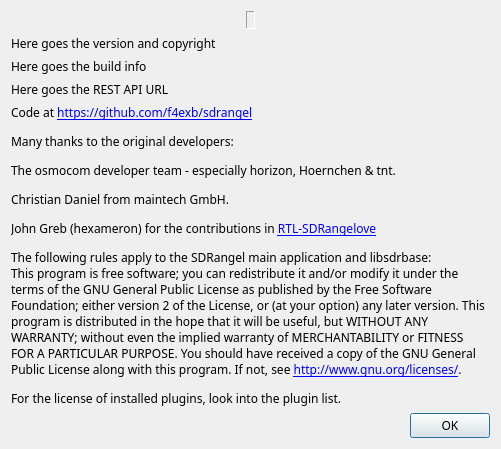
Before: the Qt Designer form sdrgui/gui/aboutdialog.ui in f4exb/sdrangel, drawn with Qt 5.
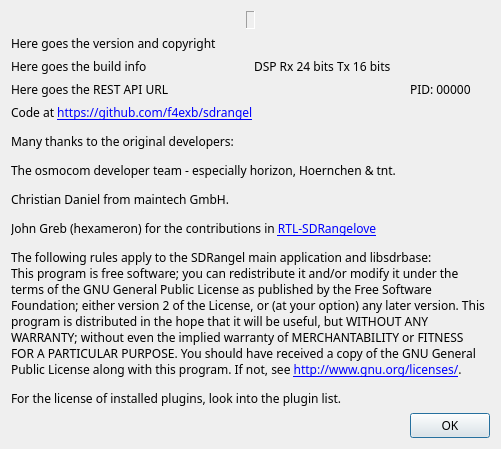
After: the same form once the commit is applied. Icons and pictures are not drawn.

What changed in the file:
```diff
--- a/sdrgui/gui/aboutdialog.ui
+++ b/sdrgui/gui/aboutdialog.ui
@@ -89,6 +89,8 @@
     </widget>
    </item>
    <item>
+    <layout class="QHBoxLayout" name="buildLayout">
+     <item>
     <widget class="QLabel" name="build">
      <property name="text">
       <string>Here goes the build info</string>
@@ -96,11 +98,37 @@
     </widget>
    </item>
    <item>
+      <widget class="QLabel" name="dspBits">
+       <property name="text">
+        <string>DSP Rx 24 bits Tx 16 bits</string>
+       </property>
+      </widget>
+     </item>
+    </layout>
+   </item>
+   <item>
+    <layout class="QHBoxLayout" name="runtimeLayout">
+     <item>
     <widget class="QLabel" name="restApiUrl">
      <property name="text">
       <string>Here goes the REST API URL</string>
      </property>
     </widget>
+     </item>
+     <item>
+      <widget class="QLabel" name="pid">
+       <property name="maximumSize">
+        <size>
+         <width>80</width>
+         <height>16777215</height>
+        </size>
+       </property>
+       <property name="text">
+        <string>PID: 00000</string>
+       </property>
+      </widget>
+     </item>
+    </layout>
    </item>
    <item>
     <widget class="QLabel" name="info">
```
Lines whose indentation alone changed are shown as unchanged.
